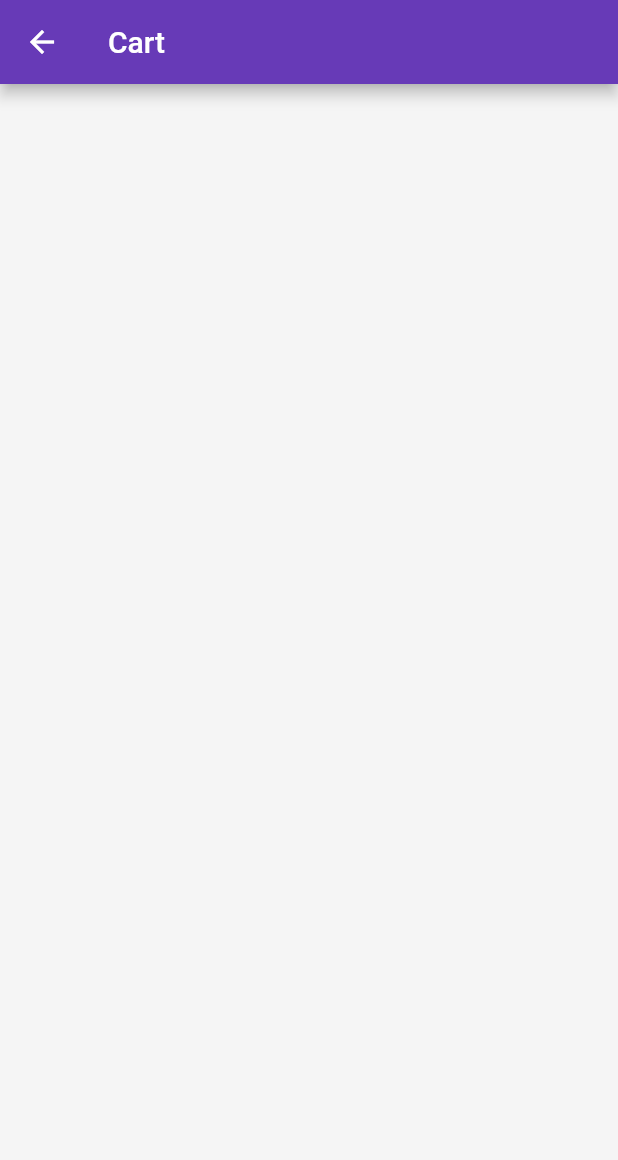
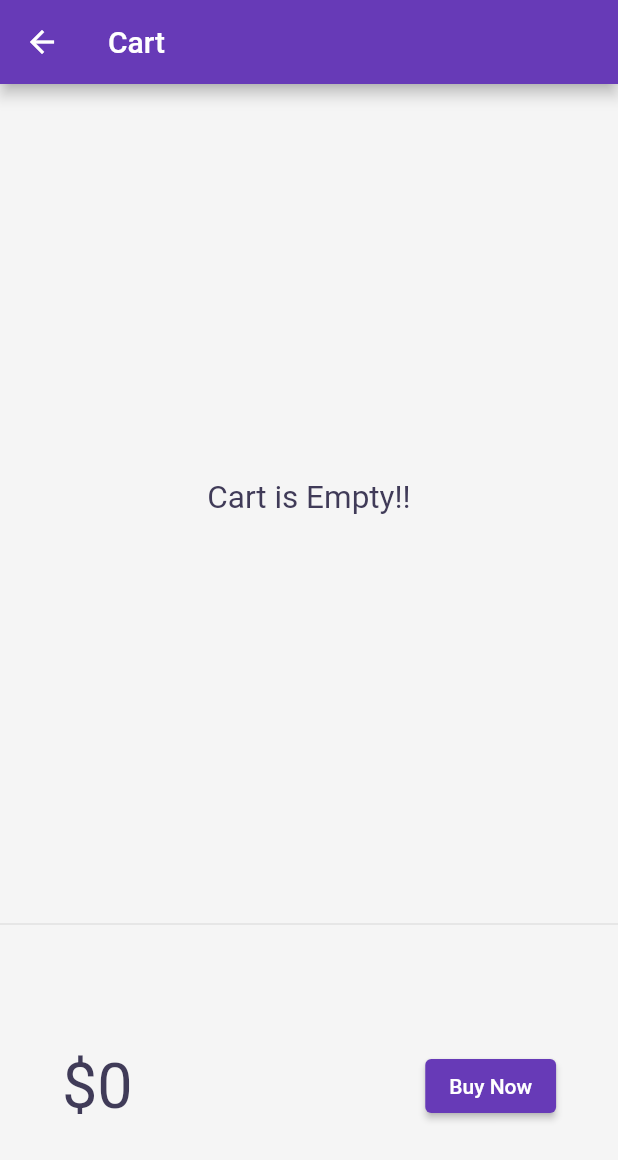
Before and after one commit to psnandra18/FirstRepo, a Flutter app: the CartPage screen opened by its route, on a phone screen of 412 x 824 dp. Shown: the top 1160 px of the screen. Run offline on Flutter 3.47's test engine with Material 2 defaults, Android fonts, the phone set to English and light mode, and no system bars; drawn by our look-alikes of velocity_x; our stand-ins replace google_fonts; network calls fail.

Commit message:
day 13 completed app done

```diff
--- /dev/null
+++ b/lib/core/store.dart
@@ -0,0 +1,16 @@
+// ignore_for_file: public_member_api_docs, sort_constructors_first
+import 'package:velocity_x/velocity_x.dart';
+
+import 'package:flutter_application_1/models/cart.dart';
+import 'package:flutter_application_1/models/catalog.dart';
+
+class MyStore extends VxStore {
+  late CatalogModel catalog;
+  late CartModel cart;
+
+  MyStore() {
+    catalog = CatalogModel();
+    cart = CartModel();
+    cart.catalog = catalog;
+  }
+}
--- a/lib/main.dart
+++ b/lib/main.dart
@@ -1,14 +1,16 @@
 // ignore_for_file: prefer_const_constructors
 
 import 'package:flutter/material.dart';
+import 'package:flutter_application_1/core/store.dart';
 import 'package:flutter_application_1/pages/cart_page.dart';
 import 'package:flutter_application_1/pages/home_page.dart';
 import 'package:flutter_application_1/pages/login_page.dart';
 import 'package:flutter_application_1/utils/routes.dart';
 import 'package:flutter_application_1/utils/themes.dart';
+import 'package:velocity_x/velocity_x.dart';
 
 void main() {
-  runApp(MyApp());
+  runApp(VxState(store: MyStore(), child: MyApp()));
 }
 
 class MyApp extends StatelessWidget {
--- /dev/null
+++ b/lib/models/cart.dart
@@ -0,0 +1,44 @@
+import 'package:flutter_application_1/core/store.dart';
+import 'package:flutter_application_1/models/catalog.dart';
+import 'package:velocity_x/velocity_x.dart';
+
+class CartModel {
+  late CatalogModel _catalog;
+
+  final List<int> _itemIds = [];
+
+  CatalogModel get catalog => _catalog;
+
+  set catalog(CatalogModel setCatalog) {
+    _catalog = setCatalog;
+  }
+
+  List<Item> get items => _itemIds.map((id) => _catalog.getById(id)).toList();
+
+  num get totalPrice =>
+      items.fold(0, (total, current) => total + current.price);
+
+
+}
+
+class AddMutation extends VxMutation<MyStore> {
+  final Item item;
+
+  AddMutation(this.item);
+
+  @override
+  perform() {
+    store!.cart._itemIds.add(item.id);
+  }
+}
+
+class RemoveMutation extends VxMutation<MyStore> {
+  final Item item;
+
+  RemoveMutation(this.item);
+
+  @override
+  perform() {
+    store!.cart._itemIds.remove (item.id);
+  }
+}
--- a/lib/pages/cart_page.dart
+++ b/lib/pages/cart_page.dart
@@ -1,5 +1,12 @@
+// ignore_for_file: prefer_const_constructors
+
+import 'package:flutter/cupertino.dart';
 import 'package:flutter/material.dart';
+import 'package:flutter_application_1/models/cart.dart';
+import 'package:flutter_application_1/utils/themes.dart';
 import 'package:velocity_x/velocity_x.dart';
+
+import '../core/store.dart';
 
 class CartPage extends StatelessWidget {
   const CartPage({super.key});
@@ -10,6 +17,78 @@ class CartPage extends StatelessWidget {
       appBar: AppBar(
         title: "Cart".text.make(),
       ),
+      body: Column(
+        children: [
+          Cartlist().p32().expand(),
+          Divider(),
+          _CartTotal(),
+        ],
+      ),
     );
   }
 }
+
+class _CartTotal extends StatelessWidget {
+  @override
+  Widget build(BuildContext context) {
+    final CartModel _cart = (VxState.store as MyStore).cart;
+    return SizedBox(
+      height: 200,
+      child: Row(
+        mainAxisAlignment: MainAxisAlignment.spaceAround,
+        children: [
+          VxConsumer(
+            mutations: {RemoveMutation},
+            builder: (context, _, __) {
+              return "\$${_cart.totalPrice}"
+                  .text
+                  .xl5
+                  .color(MyTheme.darkblusihColor)
+                  .make();
+            },
+          ),
+          30.widthBox,
+          ElevatedButton(
+              onPressed: () {
+                ScaffoldMessenger.of(context).showSnackBar(SnackBar(
+                    content: "Chal be, nikal Garreb!!"
+                        .text
+                        .fontWeight(FontWeight.bold)
+                        .make()));
+              },
+              child: "Buy Now".text.make()),
+        ],
+      ),
+    );
+  }
+}
+
+class Cartlist extends StatelessWidget {
+  @override
+  Widget build(BuildContext context) {
+    return VxConsumer(
+      mutations: {RemoveMutation},
+      builder: (context, _, __) {
+        final CartModel _cart = (VxState.store as MyStore).cart;
+
+        return _cart.items.isEmpty
+            ? "Cart is Empty!!"
+                .text
+                .color(MyTheme.darkblusihColor)
+                .xl2
+                .makeCentered()
+            : ListView.builder(
+                itemCount: _cart.items?.length,
+                itemBuilder: (context, index) => ListTile(
+                  leading: Icon(Icons.done),
+                  trailing: IconButton(
+                    onPressed: () => RemoveMutation(_cart.items[index]),
+                    icon: Icon(Icons.remove_circle_outline),
+                  ),
+                  title: _cart.items[index].name.text.make(),
+                ),
+              );
+      },
+    );
+  }
+}
--- a/pubspec.yaml
+++ b/pubspec.yaml
@@ -37,6 +37,7 @@ dependencies:
   cupertino_icons: ^1.0.2
   google_fonts: ^4.0.5
   velocity_x: ^4.1.0
+  http: ^1.0.0
 
 dev_dependencies:
   flutter_test:
```
Also changed, not shown: lib/pages/home_page.dart (+50 -10 lines), lib/pages/product_page.dart (+10 -8 lines), pubspec.lock.
